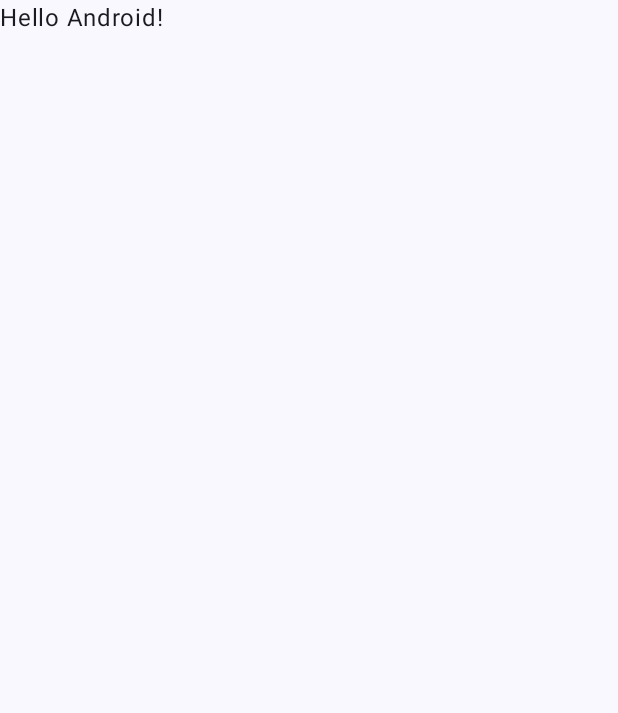
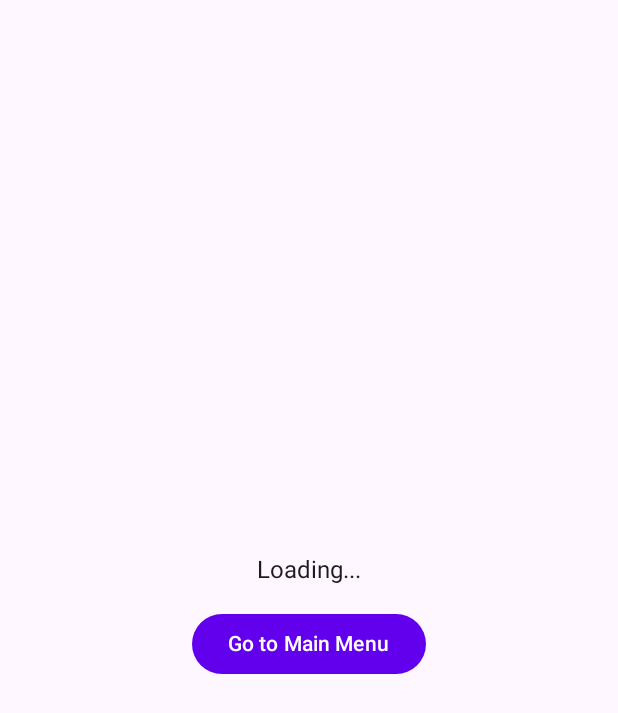
Before and after one commit to RimjhimD/VirtualWizard, an Android app built with Jetpack Compose: the screen it shows after launch (MainActivity), on a phone screen of 412 x 824 dp. Before the commit the part shown is almost empty. Shown: the top 713 px of the screen. Run offline under Robolectric (Android 15) with nearby library versions, the phone set to English and light mode, and no system bars.

Commit message:
Major Refactor: 1. added themes, screens 2. changed MainActivity.kt ( added bare minimum code ) 3. added placeholder codes for all screens and theme 4. links/buttons still not implemented ( logic wise ) 5. next is to implement different screens and their their states 6. then adding sprites to those UI

```diff
--- a/app/build.gradle.kts
+++ b/app/build.gradle.kts
@@ -5,7 +5,7 @@ plugins {
 
 android {
     namespace = "com.example.virtualwizard"
-    compileSdk = 34
+    compileSdk = 35
 
     defaultConfig {
         applicationId = "com.example.virtualwizard"
@@ -59,6 +59,7 @@ dependencies {
     implementation(libs.androidx.ui.graphics)
     implementation(libs.androidx.ui.tooling.preview)
     implementation(libs.androidx.material3)
+    implementation(libs.androidx.navigation.compose)
     testImplementation(libs.junit)
     androidTestImplementation(libs.androidx.junit)
     androidTestImplementation(libs.androidx.espresso.core)
--- a/app/src/main/java/com/example/virtualwizard/MainActivity.kt
+++ b/app/src/main/java/com/example/virtualwizard/MainActivity.kt
@@ -3,45 +3,20 @@ package com.example.virtualwizard
 import android.os.Bundle
 import androidx.activity.ComponentActivity
 import androidx.activity.compose.setContent
-import androidx.activity.enableEdgeToEdge
-import androidx.compose.foundation.layout.fillMaxSize
-import androidx.compose.foundation.layout.padding
-import androidx.compose.material3.Scaffold
-import androidx.compose.material3.Text
-import androidx.compose.runtime.Composable
-import androidx.compose.ui.Modifier
-import androidx.compose.ui.tooling.preview.Preview
+import androidx.compose.material3.MaterialTheme
+import androidx.compose.material3.Surface
 import com.example.virtualwizard.ui.theme.VirtualWizardTheme
+import com.example.virtualwizard.ui.NavGraph
 
 class MainActivity : ComponentActivity() {
     override fun onCreate(savedInstanceState: Bundle?) {
         super.onCreate(savedInstanceState)
-        enableEdgeToEdge()
         setContent {
             VirtualWizardTheme {
-                Scaffold(modifier = Modifier.fillMaxSize()) { innerPadding ->
-                    Greeting(
-                        name = "Android",
-                        modifier = Modifier.padding(innerPadding)
-                    )
+                Surface(color = MaterialTheme.colorScheme.background) {
+                    NavGraph()
                 }
             }
         }
     }
 }
-
-@Composable
-fun Greeting(name: String, modifier: Modifier = Modifier) {
-    Text(
-        text = "Hello $name!",
-        modifier = modifier
-    )
-}
-
-@Preview(showBackground = true)
-@Composable
-fun GreetingPreview() {
-    VirtualWizardTheme {
-        Greeting("Android")
-    }
-}
--- /dev/null
+++ b/app/src/main/java/com/example/virtualwizard/ui/NavGraph.kt
@@ -0,0 +1,92 @@
+package com.example.virtualwizard.ui
+
+import androidx.compose.runtime.Composable
+import androidx.navigation.NavHostController
+import androidx.navigation.compose.NavHost
+import androidx.navigation.compose.composable
+import androidx.navigation.compose.rememberNavController
+import com.example.virtualwizard.ui.screens.*
+
+object Routes {
+    const val LOADING_SCREEN = "loading_screen"
+    const val MAIN_MENU = "main_menu"
+    const val SETTINGS = "settings"
+    const val DEFEAT = "defeat"
+    const val VICTORY = "victory"
+    const val GAMEPLAY = "gameplay/{state}"
+    const val FIGHTING_SCREEN = "fighting_screen/{state}"
+}
+
+@Composable
+fun NavGraph(
+    navController: NavHostController = rememberNavController()
+) {
+    NavHost(
+        navController = navController,
+        startDestination = Routes.LOADING_SCREEN
+    ) {
+        // Loading Screen
+        composable(Routes.LOADING_SCREEN) {
+            LoadingScreen(onNavigateToMenu = { navController.navigate(Routes.MAIN_MENU) })
+        }
+
+        // Main Menu
+        composable(Routes.MAIN_MENU) {
+            MainMenu(
+                onNavigateToSettings = { navController.navigate(Routes.SETTINGS) },
+                onStartGame = { navController.navigate(Routes.GAMEPLAY.replace("{state}", "1")) }
+            )
+        }
+
+        // Settings
+        composable(Routes.SETTINGS) {
+            Settings(onBackToMenu = { navController.navigateUp() })
+        }
+
+        // Defeat Screen
+        composable(Routes.DEFEAT) {
+            Defeat(onBackToMenu = { navController.navigate(Routes.MAIN_MENU) })
+        }
+
+        // Victory Screen
+        composable(Routes.VICTORY) {
+            Victory(onBackToMenu = { navController.navigate(Routes.MAIN_MENU) })
+        }
+
+        // Gameplay Screen (state-based navigation)
+        composable(Routes.GAMEPLAY) { backStackEntry ->
+            val state = backStackEntry.arguments?.getString("state")
+            Gameplay(state = state ?: "1", onNavigateToFighting = { navController.navigate(Routes.FIGHTING_SCREEN.replace("{state}", "1")) })
+        }
+
+        // Fighting Screen (state-based navigation)
+        composable(Routes.FIGHTING_SCREEN) { backStackEntry ->
+            val state = backStackEntry.arguments?.getString("state")
+            FightingScreen(
+                state = state ?: "1",
+                onVictory = { onVictory(navController) },
+                onDefeat = { onDefeat(navController) }
+            )
+        }
+    }
+}
+
+@Composable
+fun Victory(onBackToMenu: () -> Unit) {
+    TODO("Not yet implemented")
+}
+
+@Composable
+fun Defeat(onBackToMenu: () -> Unit) {
+    TODO("Not yet implemented")
+}
+
+// Function to navigate to the Victory screen
+private fun onVictory(navController: NavHostController) {
+    navController.navigate(Routes.VICTORY)
+}
+
+// Function to navigate to the Defeat screen
+private fun onDefeat(navController: NavHostController) {
+    navController.navigate(Routes.DEFEAT)
+}
--- /dev/null
+++ b/app/src/main/java/com/example/virtualwizard/ui/screens/LoadingScreen.kt
@@ -0,0 +1,25 @@
+package com.example.virtualwizard.ui.screens
+
+import androidx.compose.foundation.layout.*
+import androidx.compose.material3.Text
+import androidx.compose.runtime.Composable
+import androidx.compose.material3.Button
+import androidx.compose.ui.Alignment
+import androidx.compose.ui.Modifier
+import androidx.compose.ui.unit.dp
+
+@Composable
+fun LoadingScreen(onNavigateToMenu: () -> Unit) {
+    Box(
+        modifier = Modifier.fillMaxSize(),
+        contentAlignment = Alignment.Center
+    ) {
+        Column(horizontalAlignment = Alignment.CenterHorizontally) {
+            Text("Loading...")
+            Spacer(modifier = Modifier.height(16.dp))
+            Button(onClick = onNavigateToMenu) {
+                Text("Go to Main Menu")
+            }
+        }
+    }
+}
--- a/app/src/main/java/com/example/virtualwizard/ui/theme/Color.kt
+++ b/app/src/main/java/com/example/virtualwizard/ui/theme/Color.kt
@@ -2,10 +2,7 @@ package com.example.virtualwizard.ui.theme
 
 import androidx.compose.ui.graphics.Color
 
-val Purple80 = Color(0xFFD0BCFF)
-val PurpleGrey80 = Color(0xFFCCC2DC)
-val Pink80 = Color(0xFFEFB8C8)
-
-val Purple40 = Color(0xFF6650a4)
-val PurpleGrey40 = Color(0xFF625b71)
-val Pink40 = Color(0xFF7D5260)
+val Purple200 = Color(0xFFBB86FC)
+val Purple500 = Color(0xFF6200EE)
+val Purple700 = Color(0xFF3700B3)
+val Teal200 = Color(0xFF03DAC5)
--- /dev/null
+++ b/app/src/main/java/com/example/virtualwizard/ui/theme/Shape.kt
@@ -0,0 +1,11 @@
+package com.example.virtualwizard.ui.theme
+
+import androidx.compose.foundation.shape.RoundedCornerShape
+import androidx.compose.material3.Shapes
+import androidx.compose.ui.unit.dp
+
+val Shapes = Shapes(
+    small = RoundedCornerShape(4.dp),
+    medium = RoundedCornerShape(8.dp),
+    large = RoundedCornerShape(16.dp)
+)
--- a/app/src/main/java/com/example/virtualwizard/ui/theme/Theme.kt
+++ b/app/src/main/java/com/example/virtualwizard/ui/theme/Theme.kt
@@ -1,58 +1,38 @@
 package com.example.virtualwizard.ui.theme
 
-import android.app.Activity
-import android.os.Build
 import androidx.compose.foundation.isSystemInDarkTheme
 import androidx.compose.material3.MaterialTheme
 import androidx.compose.material3.darkColorScheme
-import androidx.compose.material3.dynamicDarkColorScheme
-import androidx.compose.material3.dynamicLightColorScheme
 import androidx.compose.material3.lightColorScheme
 import androidx.compose.runtime.Composable
-import androidx.compose.ui.platform.LocalContext
 
 private val DarkColorScheme = darkColorScheme(
-    primary = Purple80,
-    secondary = PurpleGrey80,
-    tertiary = Pink80
+    primary = Purple200,
+    secondary = Teal200,
+    tertiary = Purple700
 )
 
 private val LightColorScheme = lightColorScheme(
-    primary = Purple40,
-    secondary = PurpleGrey40,
-    tertiary = Pink40
-
-    /* Other default colors to override
-    background = Color(0xFFFFFBFE),
-    surface = Color(0xFFFFFBFE),
-    onPrimary = Color.White,
-    onSecondary = Color.White,
-    onTertiary = Color.White,
-    onBackground = Color(0xFF1C1B1F),
-    onSurface = Color(0xFF1C1B1F),
-    */
+    primary = Purple500,
+    secondary = Teal200,
+    tertiary = Purple700
 )
 
 @Composable
 fun VirtualWizardTheme(
     darkTheme: Boolean = isSystemInDarkTheme(),
-    // Dynamic color is available on Android 12+
-    dynamicColor: Boolean = true,
     content: @Composable () -> Unit
 ) {
-    val colorScheme = when {
-        dynamicColor && Build.VERSION.SDK_INT >= Build.VERSION_CODES.S -> {
-            val context = LocalContext.current
-            if (darkTheme) dynamicDarkColorScheme(context) else dynamicLightColorScheme(context)
-        }
-
-        darkTheme -> DarkColorScheme
-        else -> LightColorScheme
+    val colorScheme = if (darkTheme) {
+        DarkColorScheme
+    } else {
+        LightColorScheme
     }
 
     MaterialTheme(
         colorScheme = colorScheme,
         typography = Typography,
+        shapes = Shapes,
         content = content
     )
 }
--- a/app/src/main/java/com/example/virtualwizard/ui/theme/Type.kt
+++ b/app/src/main/java/com/example/virtualwizard/ui/theme/Type.kt
@@ -6,29 +6,10 @@ import androidx.compose.ui.text.font.FontFamily
 import androidx.compose.ui.text.font.FontWeight
 import androidx.compose.ui.unit.sp
 
-// Set of Material typography styles to start with
 val Typography = Typography(
     bodyLarge = TextStyle(
         fontFamily = FontFamily.Default,
         fontWeight = FontWeight.Normal,
-        fontSize = 16.sp,
-        lineHeight = 24.sp,
-        letterSpacing = 0.5.sp
+        fontSize = 16.sp
     )
-    /* Other default text styles to override
-    titleLarge = TextStyle(
-        fontFamily = FontFamily.Default,
-        fontWeight = FontWeight.Normal,
-        fontSize = 22.sp,
-        lineHeight = 28.sp,
-        letterSpacing = 0.sp
-    ),
-    labelSmall = TextStyle(
-        fontFamily = FontFamily.Default,
-        fontWeight = FontWeight.Medium,
-        fontSize = 11.sp,
-        lineHeight = 16.sp,
-        letterSpacing = 0.5.sp
-    )
-    */
 )
--- a/gradle/libs.versions.toml
+++ b/gradle/libs.versions.toml
@@ -8,6 +8,7 @@ espressoCore = "3.6.1"
 lifecycleRuntimeKtx = "2.8.7"
 activityCompose = "1.9.3"
 composeBom = "2024.04.01"
+navigationCompose = "2.8.5"
 
 [libraries]
 androidx-core-ktx = { group = "androidx.core", name = "core-ktx", version.ref = "coreKtx" }
@@ -24,6 +25,7 @@ androidx-ui-tooling-preview = { group = "androidx.compose.ui", name = "ui-toolin
 androidx-ui-test-manifest = { group = "androidx.compose.ui", name = "ui-test-manifest" }
 androidx-ui-test-junit4 = { group = "androidx.compose.ui", name = "ui-test-junit4" }
 androidx-material3 = { group = "androidx.compose.material3", name = "material3" }
+androidx-navigation-compose = { group = "androidx.navigation", name = "navigation-compose", version.ref = "navigationCompose" }
 
 [plugins]
 android-application = { id = "com.android.application", version.ref = "agp" }
```
Also changed, not shown: app/src/main/java/com/example/virtualwizard/ui/screens/FightingScreen.kt (added, +29 -0 lines), app/src/main/java/com/example/virtualwizard/ui/screens/Gameplay.kt (added, +25 -0 lines), app/src/main/java/com/example/virtualwizard/ui/screens/MainMenu.kt (added, +27 -0 lines), app/src/main/java/com/example/virtualwizard/ui/screens/Settings.kt (added, +25 -0 lines).
